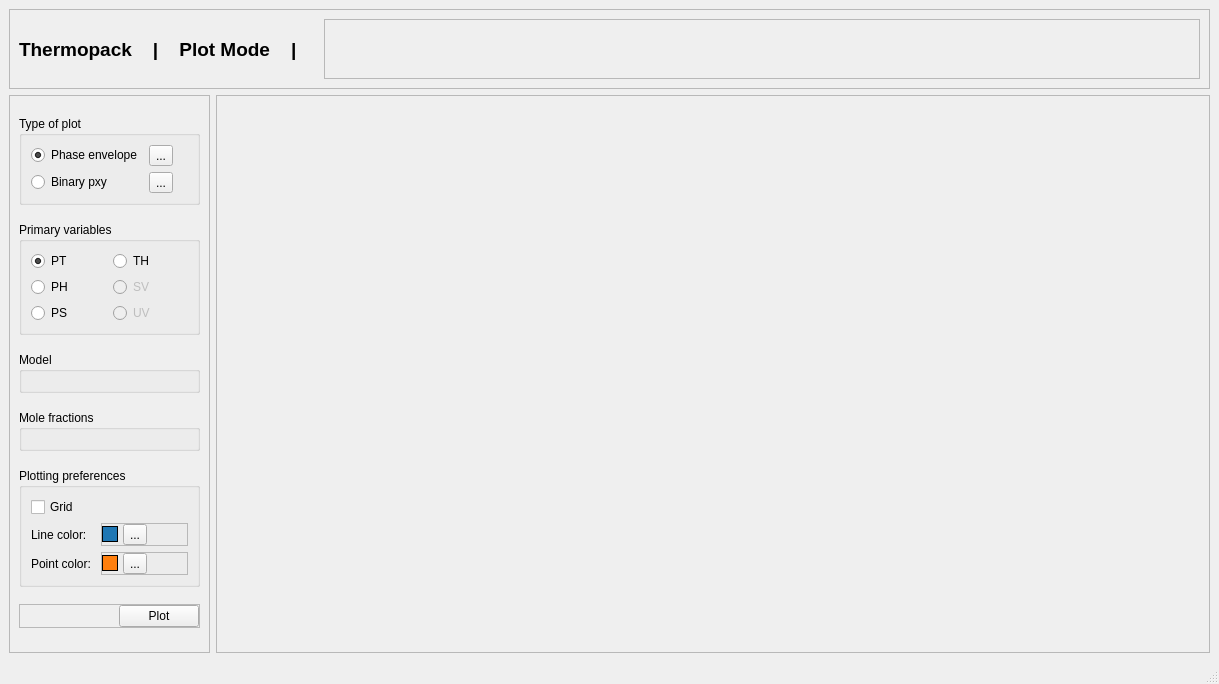
Qt form addon/pycThermopack/pyctp/gui/widgets/layouts/plot_mode.ui (thermotools/thermopack) before a commit.
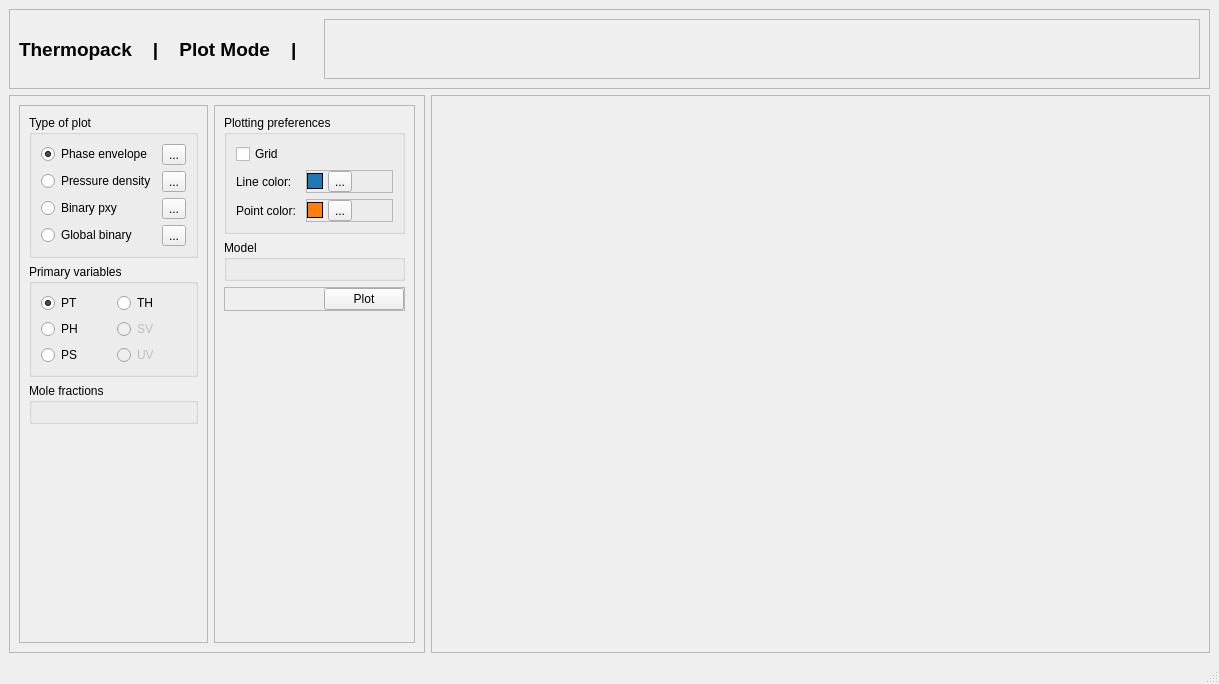
The same form after that commit. The open tabs and pages were chosen to show the change.

Commit message: Add two new plot types: Pressure density and global binary

```diff
--- a/addon/pycThermopack/pyctp/gui/widgets/layouts/plot_mode.ui
+++ b/addon/pycThermopack/pyctp/gui/widgets/layouts/plot_mode.ui
@@ -29,7 +29,16 @@
       <property name="frameShadow">
        <enum>QFrame::Raised</enum>
       </property>
-      <layout class="QVBoxLayout" name="verticalLayout">
+      <layout class="QHBoxLayout" name="horizontalLayout_12">
+       <item>
+        <widget class="QFrame" name="frame_8">
+         <property name="frameShape">
+          <enum>QFrame::StyledPanel</enum>
+         </property>
+         <property name="frameShadow">
+          <enum>QFrame::Raised</enum>
+         </property>
+         <layout class="QVBoxLayout" name="verticalLayout_2">
        <item>
         <widget class="QGroupBox" name="plot_type_box">
          <property name="sizePolicy">
@@ -55,11 +64,58 @@
             </attribute>
            </widget>
           </item>
-          <item row="1" column="0">
+             <item row="0" column="1">
+              <widget class="QToolButton" name="ph_env_toolbtn">
+               <property name="text">
+                <string>...</string>
+               </property>
+              </widget>
+             </item>
+             <item row="2" column="0">
+              <widget class="QRadioButton" name="p_rho_btn">
+               <property name="text">
+                <string>Pressure density</string>
+               </property>
+               <attribute name="buttonGroup">
+                <string notr="true">plot_type_btn_group</string>
+               </attribute>
+              </widget>
+             </item>
+             <item row="2" column="1">
+              <widget class="QToolButton" name="p_rho_toolbtn">
+               <property name="text">
+                <string>...</string>
+               </property>
+              </widget>
+             </item>
+             <item row="4" column="0">
+              <widget class="QRadioButton" name="global_binary_btn">
+               <property name="text">
+                <string>Global binary</string>
+               </property>
+               <attribute name="buttonGroup">
+                <string notr="true">plot_type_btn_group</string>
+               </attribute>
+              </widget>
+             </item>
+             <item row="4" column="1">
+              <widget class="QToolButton" name="global_binary_toolbtn">
+               <property name="text">
+                <string>...</string>
+               </property>
+              </widget>
+             </item>
+             <item row="3" column="0">
            <widget class="QRadioButton" name="binary_pxy_btn">
             <property name="enabled">
              <bool>true</bool>
             </property>
+               <property name="minimumSize">
+                <size>
+                 <width>0</width>
+                 <height>0</height>
+                </size>
+               </property>
             <property name="text">
              <string>Binary pxy</string>
             </property>
@@ -68,14 +124,7 @@
             </attribute>
            </widget>
           </item>
-          <item row="0" column="1">
-           <widget class="QToolButton" name="ph_env_toolbtn">
-            <property name="text">
-             <string>...</string>
-            </property>
-           </widget>
-          </item>
-          <item row="1" column="1">
+             <item row="3" column="1">
            <widget class="QToolButton" name="bin_pxy_toolbtn">
             <property name="text">
              <string>...</string>
@@ -178,20 +227,6 @@
          </layout>
         </widget>
        </item>
-       <item>
-        <widget class="QGroupBox" name="model_box">
-         <property name="sizePolicy">
-          <sizepolicy hsizetype="Preferred" vsizetype="Maximum">
-           <horstretch>0</horstretch>
-           <verstretch>0</verstretch>
-          </sizepolicy>
-         </property>
-         <property name="title">
-          <string>Model</string>
-         </property>
-         <layout class="QVBoxLayout" name="model_box_layout"/>
-        </widget>
-       </item>
        <item>
         <widget class="QGroupBox" name="molar_fractions_box">
          <property name="sizePolicy">
@@ -207,6 +242,31 @@
         </widget>
        </item>
        <item>
+           <spacer name="verticalSpacer">
+            <property name="orientation">
+             <enum>Qt::Vertical</enum>
+            </property>
+            <property name="sizeHint" stdset="0">
+             <size>
+              <width>20</width>
+              <height>40</height>
+             </size>
+            </property>
+           </spacer>
+          </item>
+         </layout>
+        </widget>
+       </item>
+       <item>
+        <widget class="QFrame" name="frame_7">
+         <property name="frameShape">
+          <enum>QFrame::StyledPanel</enum>
+         </property>
+         <property name="frameShadow">
+          <enum>QFrame::Raised</enum>
+         </property>
+         <layout class="QVBoxLayout" name="verticalLayout">
+          <item>
         <widget class="QGroupBox" name="plotting_preferences_box">
          <property name="sizePolicy">
           <sizepolicy hsizetype="Preferred" vsizetype="Maximum">
@@ -398,6 +458,20 @@
          </layout>
         </widget>
        </item>
+          <item>
+           <widget class="QGroupBox" name="model_box">
+            <property name="sizePolicy">
+             <sizepolicy hsizetype="Preferred" vsizetype="Maximum">
+              <horstretch>0</horstretch>
+              <verstretch>0</verstretch>
+             </sizepolicy>
+            </property>
+            <property name="title">
+             <string>Model</string>
+            </property>
+            <layout class="QVBoxLayout" name="model_box_layout"/>
+           </widget>
+          </item>
        <item>
         <widget class="QFrame" name="frame_3">
          <property name="sizePolicy">
@@ -451,6 +525,22 @@
          </layout>
         </widget>
        </item>
+          <item>
+           <spacer name="verticalSpacer_2">
+            <property name="orientation">
+             <enum>Qt::Vertical</enum>
+            </property>
+            <property name="sizeHint" stdset="0">
+             <size>
+              <width>20</width>
+              <height>40</height>
+             </size>
+            </property>
+           </spacer>
+          </item>
+         </layout>
+        </widget>
+       </item>
       </layout>
      </widget>
     </item>
```
Left out of the diff: 6 changed lines with no effect on the pictures. Lines whose indentation alone changed are shown as unchanged. The commit also changes 3 other files.
